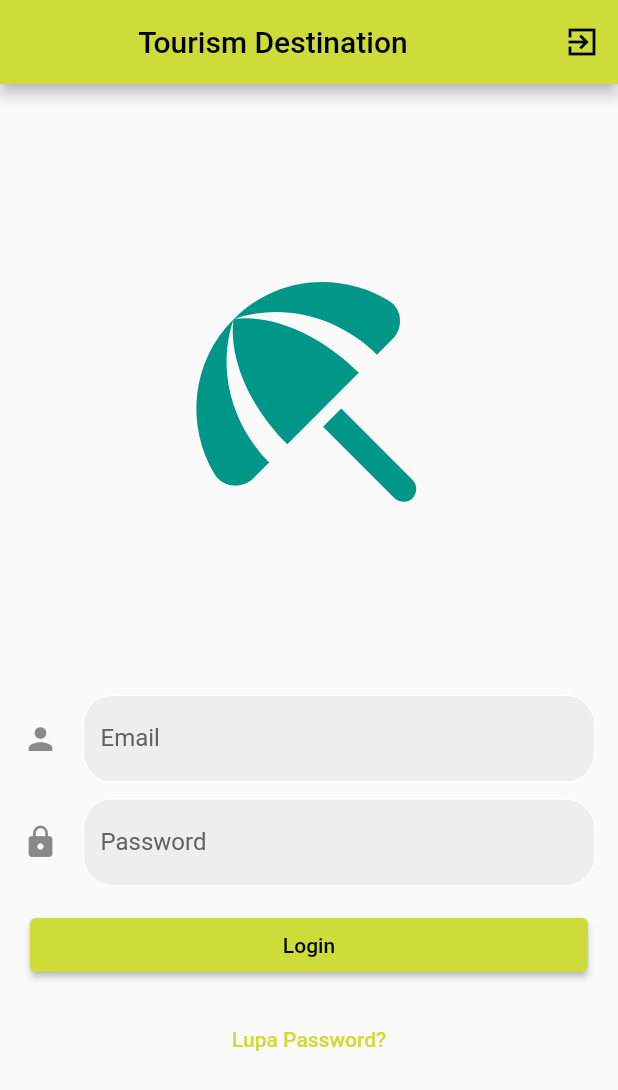
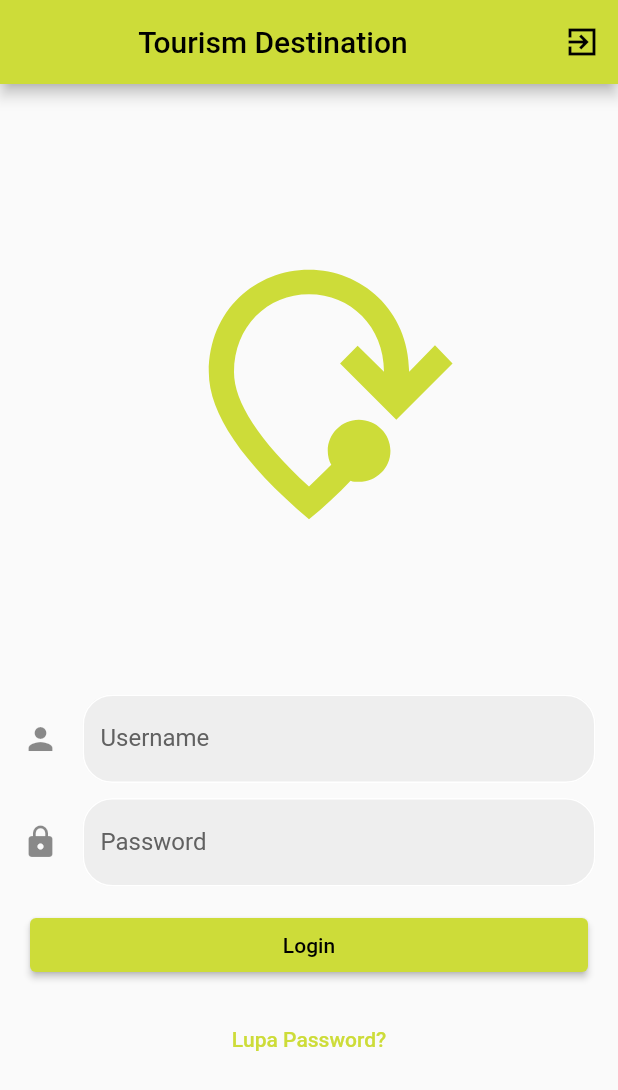
Before and after one commit to mpattyamalmadani/Tugas2-PrakTPM, a Flutter app: the screen it shows after launch, on a phone screen of 412 x 824 dp. Shown: the top 1090 px of the screen. Run offline on Flutter 3.47's test engine with Material 2 defaults, Android fonts, the phone set to English and light mode, and no system bars.

Commit message:
update tampilan

```diff
--- a/lib/login_page.dart
+++ b/lib/login_page.dart
@@ -1,7 +1,4 @@
 import 'package:flutter/material.dart';
-
-import 'tourism_data.dart';
-import 'list_page.dart';
 class LoginPage extends StatefulWidget {
   const LoginPage({Key? key}) : super(key: key);
 
@@ -36,7 +33,7 @@ class _LoginPageState extends State<LoginPage> {
             key: _formKey,
             child: Column(
               children: [
-                Icon(Icons.beach_access_rounded, color: Colors.teal,size: 200,),
+                Icon(Icons.mode_of_travel_outlined, color: Colors.lime,size: 200,),
                 const SizedBox(height: 100),
                 //username
                 username(),
@@ -76,9 +73,9 @@ class _LoginPageState extends State<LoginPage> {
               ),
               fillColor: Colors.grey.shade200,
               filled: true,
-              labelText: 'Email',
+              labelText: 'Username',
               labelStyle: TextStyle(color: Colors.grey[700]),
-              hintText: "Masukkan Email",
+              hintText: "Masukkan Username",
               hintStyle: TextStyle(color: Colors.grey[500])
           ),
           validator: (value) {
@@ -145,7 +142,7 @@ class _LoginPageState extends State<LoginPage> {
     if (_formKey.currentState!.validate()) {
       _formKey.currentState!.save();
       // Check if the username and password are correct
-      if (_username == 'admin' && _password == 'password') {
+      if (_username == 'dani' && _password == '123190121') {
         // Navigate to the home page
         Navigator.pushReplacementNamed(
             context,
--- a/lib/main.dart
+++ b/lib/main.dart
@@ -1,5 +1,4 @@
 import 'package:flutter/material.dart';
-import 'package:tugas2/tourism_data.dart';
 import 'package:tugas2/list_page.dart';
 import 'package:tugas2/login_page.dart';
 
@@ -13,7 +12,7 @@ class AppTourism extends StatelessWidget {
   @override
   Widget build(BuildContext context) {
     return MaterialApp(
-      title: 'Login Flutter',
+      title: 'Tourism Place',
       initialRoute: '/',
       routes: {
         '/list': (context) => ListPage(),
```
Also changed, not shown: lib/detail_page.dart (+10 -10 lines), lib/list_page.dart (+16 -10 lines).
